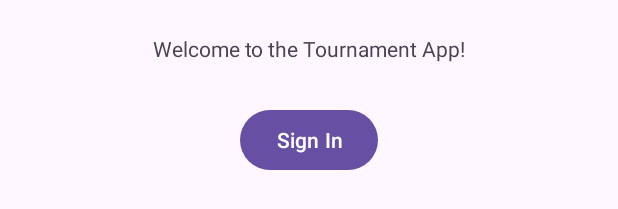
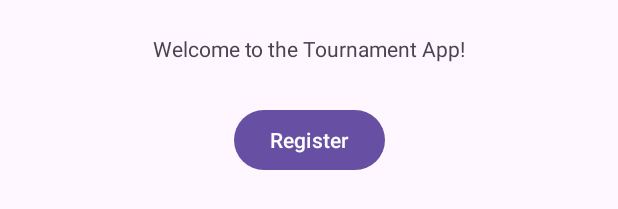
Before and after one commit to AnotherMichael8/CSE5236-Android-App, an Android app: the layout fragment_intro_page.xml on its own in the app's theme, with its tools: preview values and no code run, on a phone screen of 412 x 824 dp. Shown: the part 570-779 px from the top of the screen. Run offline under Robolectric (Android 15) with nearby library versions, the phone set to English and light mode, and no system bars.

Commit message:
Getting Rid of Unneeded Files and Functions
There were some unneeded files and functions that I could do without, I was mainly following the book when doing my initial fragment implementation which is why there was so much stuff I didn't need.

```diff
--- a/app/src/main/AndroidManifest.xml
+++ b/app/src/main/AndroidManifest.xml
@@ -13,7 +13,7 @@
         android:theme="@style/Theme.CSE5236MobileApp"
         tools:targetApi="31">
         <activity
-            android:name=".MainActivity"
+            android:name=".UserAccountActivity"
             android:exported="true">
             <intent-filter>
                 <action android:name="android.intent.action.MAIN" />
--- a/app/src/main/java/com/example/cse5236mobileapp/MainActivity.kt
+++ b/app/src/main/java/com/example/cse5236mobileapp/UserAccountActivity.kt
@@ -6,12 +6,12 @@ import androidx.appcompat.app.AppCompatActivity
 import androidx.core.view.ViewCompat
 import androidx.core.view.WindowInsetsCompat
 
-class MainActivity : AppCompatActivity() {
+class UserAccountActivity : AppCompatActivity() {
     override fun onCreate(savedInstanceState: Bundle?) {
         super.onCreate(savedInstanceState)
         enableEdgeToEdge()
-        setContentView(R.layout.activity_main)
-        ViewCompat.setOnApplyWindowInsetsListener(findViewById(R.id.intro_fragment_container)) { v, insets ->
+        setContentView(R.layout.fragment_intro_page)
+        ViewCompat.setOnApplyWindowInsetsListener(findViewById(R.id.intro_page)) { v, insets ->
             val systemBars = insets.getInsets(WindowInsetsCompat.Type.systemBars())
             v.setPadding(systemBars.left, systemBars.top, systemBars.right, systemBars.bottom)
             insets
--- a/app/src/main/res/layout/fragment_intro_page.xml
+++ b/app/src/main/res/layout/fragment_intro_page.xml
@@ -2,10 +2,10 @@
 <androidx.constraintlayout.widget.ConstraintLayout xmlns:android="http://schemas.android.com/apk/res/android"
     xmlns:app="http://schemas.android.com/apk/res-auto"
     xmlns:tools="http://schemas.android.com/tools"
-    android:id="@+id/main"
+    android:id="@+id/intro_page"
     android:layout_width="match_parent"
     android:layout_height="match_parent"
-    tools:context=".MainActivity">
+    tools:context=".UserAccountActivity">
 
     <TextView
         android:id="@+id/intro_text"
@@ -21,7 +21,7 @@
         android:id="@+id/intro_button"
         android:layout_width="wrap_content"
         android:layout_height="wrap_content"
-        android:text="@string/button_to_sign_in_screen"
+        android:text="@string/button_to_register_screen"
         app:layout_constraintBottom_toBottomOf="parent"
         app:layout_constraintEnd_toEndOf="parent"
         app:layout_constraintStart_toStartOf="parent"
--- a/app/src/main/res/values/strings.xml
+++ b/app/src/main/res/values/strings.xml
@@ -1,5 +1,5 @@
 <resources>
     <string name="app_name">CSE5236 Mobile App</string>
     <string name="intro_text">Welcome to the Tournament App!</string>
-    <string name="button_to_sign_in_screen">Sign In</string>
+    <string name="button_to_register_screen">Register</string>
 </resources>
```
Also changed, not shown: app/src/main/java/com/example/cse5236mobileapp/IntroPage.kt (deleted, +0 -8 lines), app/src/main/java/com/example/cse5236mobileapp/IntroPageFragment.kt (+0 -12 lines), app/src/main/res/layout/activity_main.xml (deleted, +0 -9 lines).
